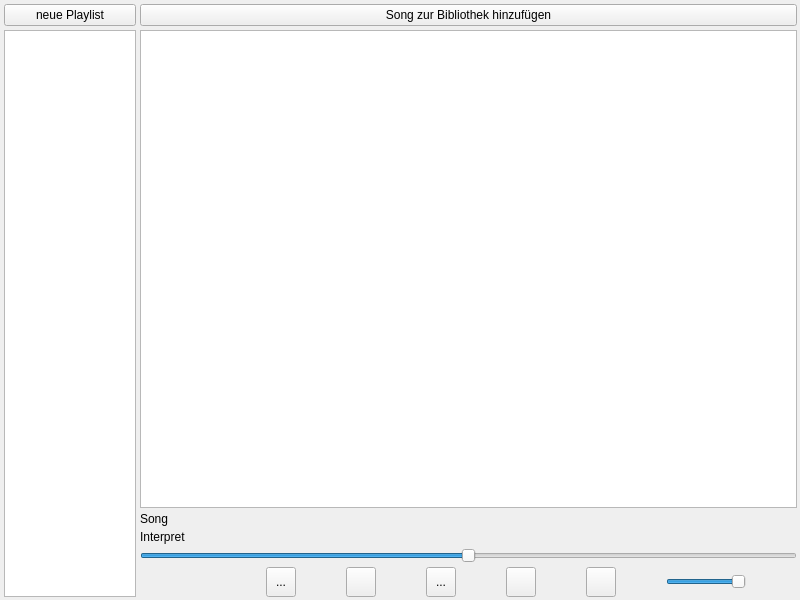
mishale/MP3Player-Qt, file mainwindow.ui: the form before one commit.
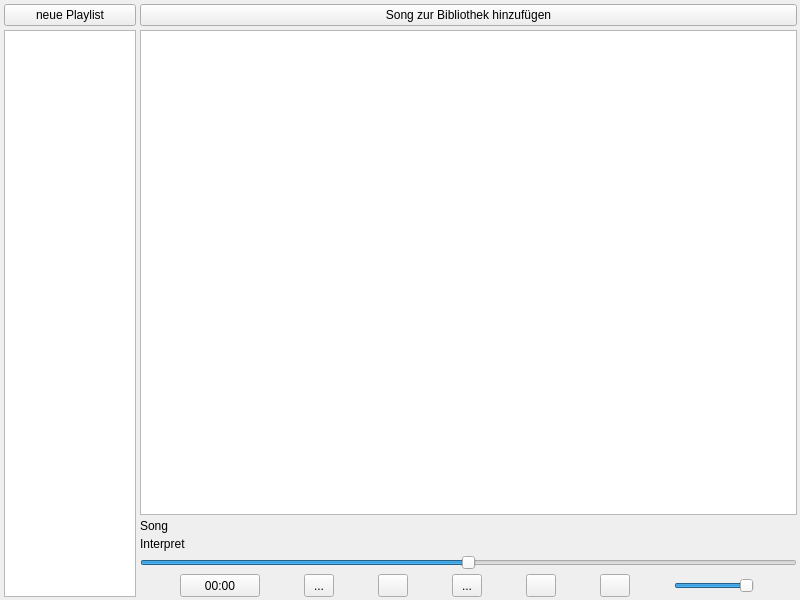
The form after the commit. Icons and pictures are not drawn.

```diff
--- a/mainwindow.ui
+++ b/mainwindow.ui
@@ -133,20 +133,23 @@
           <number>0</number>
          </property>
          <item>
-          <spacer name="horizontalSpacer">
-           <property name="orientation">
-            <enum>Qt::Orientation::Horizontal</enum>
-           </property>
-           <property name="sizeType">
-            <enum>QSizePolicy::Policy::Maximum</enum>
-           </property>
-           <property name="sizeHint" stdset="0">
+          <widget class="QPushButton" name="sleepTimer">
+           <property name="maximumSize">
             <size>
              <width>80</width>
              <height>30</height>
             </size>
            </property>
-          </spacer>
+           <property name="cursor">
+            <cursorShape>PointingHandCursor</cursorShape>
+           </property>
+           <property name="toolTip">
+            <string>Sleeptimer</string>
+           </property>
+           <property name="text">
+            <string>00:00</string>
+           </property>
+          </widget>
          </item>
          <item>
           <widget class="QToolButton" name="shuffleButton">
```
Left out of the diff: 27 changed lines with no effect on the pictures.
